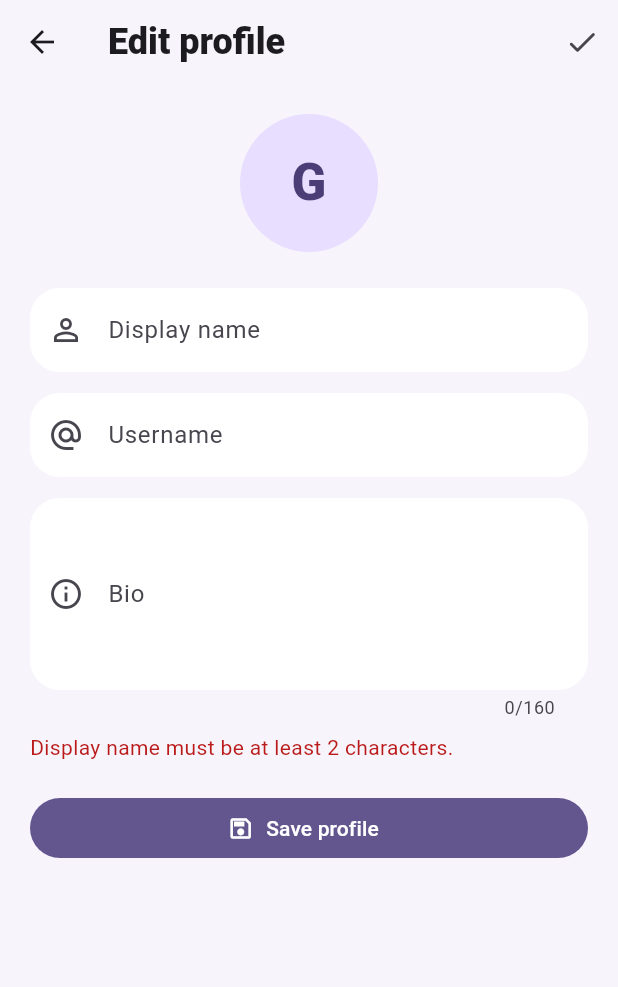
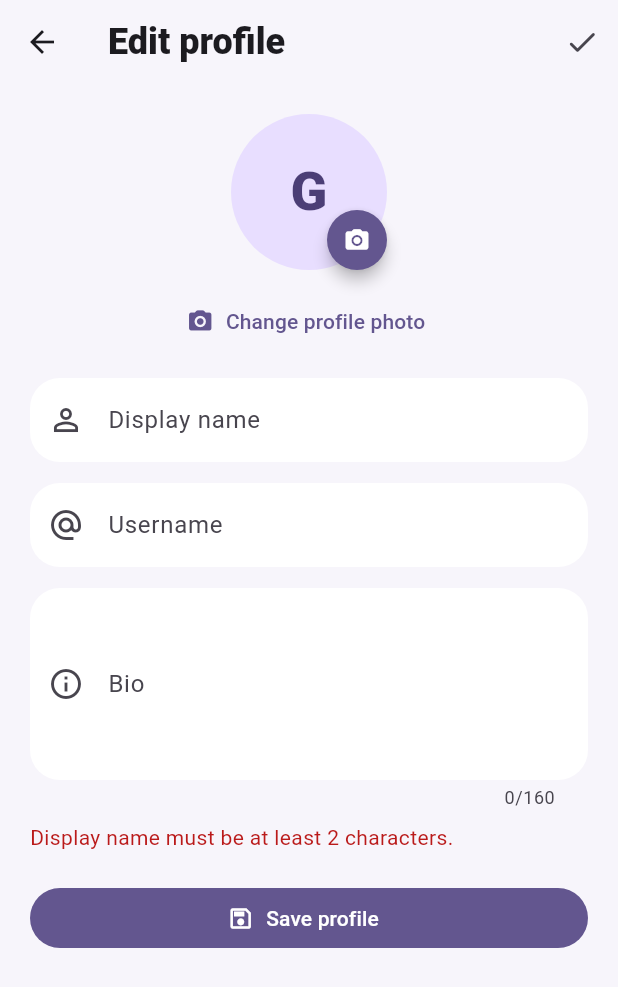
Before and after one commit to emzaro731-byte/gg, a Flutter app: the ProfilePage screen opened directly, after a tap on "Save profile", on a phone screen of 412 x 824 dp. Shown: the top 987 px of the screen. Run offline on Flutter 3.47's test engine with Material 3 defaults, Android fonts, the phone set to English and light mode, and no system bars; our stand-ins replace audioplayers, file_picker, flutter_local_notifications, shared_preferences, supabase_flutter, video_player; missing offline and left inert: flutter_webrtc, record; accounts and stored records are empty.

Commit message:
feat: let users change profile photo

```diff
--- a/lib/profile_page.dart
+++ b/lib/profile_page.dart
@@ -1,3 +1,4 @@
+import 'package:file_picker/file_picker.dart';
 import 'package:flutter/material.dart';
 import 'package:supabase_flutter/supabase_flutter.dart';
 
@@ -14,7 +15,9 @@ class _ProfilePageState extends State<ProfilePage> {
   final bio = TextEditingController();
   bool loading = true;
   bool saving = false;
+  bool uploadingPhoto = false;
   String? error;
+  String? avatarUrl;
 
   SupabaseClient get supabase => Supabase.instance.client;
   String get userId => supabase.auth.currentUser!.id;
@@ -29,13 +32,14 @@ class _ProfilePageState extends State<ProfilePage> {
     try {
       final row = await supabase
           .from('profiles')
-          .select('display_name, username, bio')
+          .select('display_name, username, bio, avatar_url')
           .eq('id', userId)
           .maybeSingle();
       if (row != null) {
         displayName.text = row['display_name']?.toString() ?? '';
         username.text = row['username']?.toString() ?? '';
         bio.text = row['bio']?.toString() ?? '';
+        avatarUrl = row['avatar_url']?.toString();
       }
     } on PostgrestException catch (e) {
       error = e.message;
@@ -43,6 +47,80 @@ class _ProfilePageState extends State<ProfilePage> {
       error = 'Could not load your profile.';
     } finally {
       if (mounted) setState(() => loading = false);
+    }
+  }
+
+  Future<void> _changePhoto() async {
+    if (uploadingPhoto) return;
+    setState(() {
+      uploadingPhoto = true;
+      error = null;
+    });
+
+    try {
+      final result = await FilePicker.platform.pickFiles(
+        type: FileType.image,
+        withData: true,
+      );
+      if (result == null || result.files.single.bytes == null) return;
+
+      final file = result.files.single;
+      final bytes = file.bytes!;
+      if (bytes.length > 8 * 1024 * 1024) {
+        throw Exception('Profile photo must be 8 MB or smaller.');
+      }
+
+      final extension = (file.extension ?? 'jpg').toLowerCase();
+      final safeExtension = switch (extension) {
+        'png' => 'png',
+        'webp' => 'webp',
+        'gif' => 'gif',
+        'heic' => 'heic',
+        _ => 'jpg',
+      };
+      final path = '$userId/avatar.$safeExtension';
+      final contentType = switch (safeExtension) {
+        'png' => 'image/png',
+        'webp' => 'image/webp',
+        'gif' => 'image/gif',
+        'heic' => 'image/heic',
+        _ => 'image/jpeg',
+      };
+
+      await supabase.storage.from('avatars').uploadBinary(
+        path,
+        bytes,
+        fileOptions: FileOptions(
+          contentType: contentType,
+          cacheControl: '3600',
+          upsert: true,
+        ),
+      );
+
+      final publicUrl = supabase.storage.from('avatars').getPublicUrl(path);
+      final cacheBustedUrl = '$publicUrl?v=${DateTime.now().millisecondsSinceEpoch}';
+
+      await supabase.from('profiles').update({
+        'avatar_url': cacheBustedUrl,
+        'updated_at': DateTime.now().toUtc().toIso8601String(),
+      }).eq('id', userId);
+
+      if (mounted) {
+        setState(() => avatarUrl = cacheBustedUrl);
+        ScaffoldMessenger.of(context).showSnackBar(
+          const SnackBar(content: Text('Profile photo updated')),
+        );
+      }
+    } on StorageException catch (e) {
+      if (mounted) setState(() => error = e.message);
+    } on PostgrestException catch (e) {
+      if (mounted) setState(() => error = e.message);
+    } catch (e) {
+      if (mounted) {
+        setState(() => error = e.toString().replaceFirst('Exception: ', ''));
+      }
+    } finally {
+      if (mounted) setState(() => uploadingPhoto = false);
     }
   }
 
@@ -65,6 +143,7 @@ class _ProfilePageState extends State<ProfilePage> {
         'display_name': name,
         'username': handle.isEmpty ? null : handle,
         'bio': about.isEmpty ? null : about,
+        'avatar_url': avatarUrl,
         'updated_at': DateTime.now().toUtc().toIso8601String(),
       });
       if (mounted) {
@@ -102,15 +181,48 @@ class _ProfilePageState extends State<ProfilePage> {
                 padding: const EdgeInsets.all(20),
                 children: [
                   Center(
-                    child: CircleAvatar(
-                      radius: 46,
-                      child: Text(
-                        (displayName.text.isEmpty ? 'G' : displayName.text[0]).toUpperCase(),
-                        style: const TextStyle(fontSize: 34, fontWeight: FontWeight.w800),
-                      ),
+                    child: Stack(
+                      alignment: Alignment.bottomRight,
+                      children: [
+                        CircleAvatar(
+                          radius: 52,
+                          backgroundImage: avatarUrl != null && avatarUrl!.isNotEmpty
+                              ? NetworkImage(avatarUrl!)
+                              : null,
+                          child: avatarUrl == null || avatarUrl!.isEmpty
+                              ? Text(
+                                  (displayName.text.isEmpty ? 'G' : displayName.text[0]).toUpperCase(),
+                                  style: const TextStyle(fontSize: 36, fontWeight: FontWeight.w800),
+                                )
+                              : null,
+                        ),
+                        Material(
+                          color: Theme.of(context).colorScheme.primary,
+                          shape: const CircleBorder(),
+                          elevation: 4,
+                          child: InkWell(
+                            customBorder: const CircleBorder(),
+                            onTap: uploadingPhoto ? null : _changePhoto,
+                            child: Padding(
+                              padding: const EdgeInsets.all(11),
+                              child: uploadingPhoto
+                                  ? const SizedBox(width: 18, height: 18, child: CircularProgressIndicator(strokeWidth: 2))
+                                  : Icon(Icons.camera_alt_rounded, color: Theme.of(context).colorScheme.onPrimary, size: 18),
+                            ),
+                          ),
+                        ),
+                      ],
                     ),
                   ),
-                  const SizedBox(height: 24),
+                  const SizedBox(height: 10),
+                  Center(
+                    child: TextButton.icon(
+                      onPressed: uploadingPhoto ? null : _changePhoto,
+                      icon: const Icon(Icons.photo_camera_rounded),
+                      label: Text(uploadingPhoto ? 'Uploading…' : 'Change profile photo'),
+                    ),
+                  ),
+                  const SizedBox(height: 14),
                   TextField(
                     controller: displayName,
                     textCapitalization: TextCapitalization.words,
```
